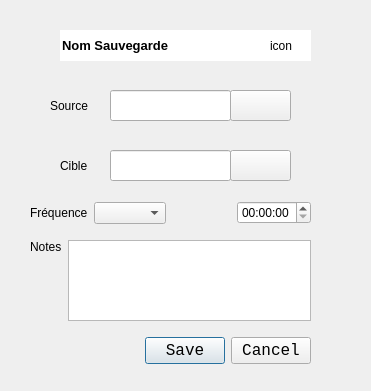
Above: src/views/forms/backupformdialog.ui from LP-ACPI/VerrouYEAH before the change. Below: the same form after it.
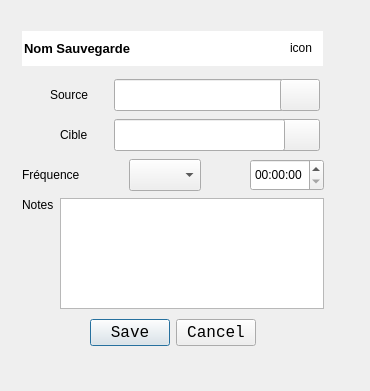
That is the form after the change.

What changed in the file:
```diff
--- a/src/views/forms/backupformdialog.ui
+++ b/src/views/forms/backupformdialog.ui
@@ -6,7 +6,7 @@
    <rect>
     <x>0</x>
     <y>0</y>
-    <width>371</width>
+    <width>370</width>
     <height>391</height>
    </rect>
   </property>
@@ -16,12 +16,18 @@
   <widget class="QLineEdit" name="lineEdit">
    <property name="geometry">
     <rect>
-     <x>60</x>
-     <y>30</y>
-     <width>251</width>
-     <height>31</height>
+     <x>22</x>
+     <y>31</y>
+     <width>301</width>
+     <height>35</height>
     </rect>
    </property>
+   <property name="minimumSize">
+    <size>
+     <width>0</width>
+     <height>35</height>
+    </size>
+   </property>
    <property name="font">
     <font>
      <family>Arial</family>
@@ -43,12 +49,24 @@
   <widget class="QLabel" name="icon">
    <property name="geometry">
     <rect>
-     <x>270</x>
+     <x>290</x>
      <y>30</y>
-     <width>41</width>
-     <height>31</height>
+     <width>35</width>
+     <height>35</height>
     </rect>
    </property>
+   <property name="minimumSize">
+    <size>
+     <width>35</width>
+     <height>35</height>
+    </size>
+   </property>
+   <property name="maximumSize">
+    <size>
+     <width>32</width>
+     <height>32</height>
+    </size>
+   </property>
    <property name="text">
     <string>icon</string>
    </property>
@@ -57,8 +75,8 @@
    <property name="geometry">
     <rect>
      <x>50</x>
-     <y>90</y>
-     <width>51</width>
+     <y>79</y>
+     <width>45</width>
      <height>31</height>
     </rect>
    </property>
@@ -69,35 +87,71 @@
   <widget class="QLineEdit" name="sourceInput">
    <property name="geometry">
     <rect>
-     <x>110</x>
-     <y>90</y>
-     <width>121</width>
-     <height>31</height>
+     <x>114</x>
+     <y>79</y>
+     <width>171</width>
+     <height>32</height>
     </rect>
    </property>
+   <property name="minimumSize">
+    <size>
+     <width>0</width>
+     <height>32</height>
+    </size>
+   </property>
+   <property name="maximumSize">
+    <size>
+     <width>175</width>
+     <height>16777215</height>
+    </size>
+   </property>
   </widget>
   <widget class="QPushButton" name="sourceChoiceButton">
    <property name="geometry">
     <rect>
-     <x>230</x>
-     <y>90</y>
-     <width>61</width>
-     <height>31</height>
+     <x>280</x>
+     <y>79</y>
+     <width>40</width>
+     <height>32</height>
     </rect>
    </property>
+   <property name="minimumSize">
+    <size>
+     <width>0</width>
+     <height>32</height>
+    </size>
+   </property>
+   <property name="sizeIncrement">
+    <size>
+     <width>0</width>
+     <height>0</height>
+    </size>
+   </property>
    <property name="text">
     <string/>
    </property>
+   <property name="iconSize">
+    <size>
+     <width>20</width>
+     <height>20</height>
+    </size>
+   </property>
   </widget>
   <widget class="QPushButton" name="targetChoiceButton">
    <property name="geometry">
     <rect>
-     <x>230</x>
-     <y>150</y>
-     <width>61</width>
-     <height>31</height>
+     <x>280</x>
+     <y>119</y>
+     <width>40</width>
+     <height>32</height>
     </rect>
    </property>
+   <property name="minimumSize">
+    <size>
+     <width>0</width>
+     <height>32</height>
+    </size>
+   </property>
    <property name="text">
     <string/>
    </property>
@@ -105,19 +159,31 @@
   <widget class="QLineEdit" name="targetInput">
    <property name="geometry">
     <rect>
-     <x>110</x>
-     <y>150</y>
-     <width>121</width>
-     <height>31</height>
+     <x>114</x>
+     <y>119</y>
+     <width>171</width>
+     <height>32</height>
     </rect>
    </property>
+   <property name="minimumSize">
+    <size>
+     <width>1</width>
+     <height>32</height>
+    </size>
+   </property>
+   <property name="maximumSize">
+    <size>
+     <width>175</width>
+     <height>16777215</height>
+    </size>
+   </property>
   </widget>
   <widget class="QLabel" name="label_3">
    <property name="geometry">
     <rect>
      <x>60</x>
-     <y>150</y>
-     <width>51</width>
+     <y>119</y>
+     <width>31</width>
      <height>31</height>
     </rect>
    </property>
@@ -128,12 +194,18 @@
   <widget class="QDialogButtonBox" name="saveButtonBox">
    <property name="geometry">
     <rect>
-     <x>30</x>
-     <y>330</y>
-     <width>281</width>
-     <height>41</height>
+     <x>22</x>
+     <y>315</y>
+     <width>301</width>
+     <height>35</height>
     </rect>
    </property>
+   <property name="minimumSize">
+    <size>
+     <width>0</width>
+     <height>35</height>
+    </size>
+   </property>
    <property name="font">
     <font>
      <family>Monospace</family>
@@ -150,16 +222,16 @@
     <set>QDialogButtonBox::Cancel|QDialogButtonBox::Save</set>
    </property>
    <property name="centerButtons">
-    <bool>false</bool>
+    <bool>true</bool>
    </property>
   </widget>
   <widget class="QWidget" name="layoutWidget">
    <property name="geometry">
     <rect>
-     <x>30</x>
-     <y>200</y>
-     <width>281</width>
-     <height>26</height>
+     <x>22</x>
+     <y>158</y>
+     <width>302</width>
+     <height>34</height>
     </rect>
    </property>
    <layout class="QHBoxLayout" name="horizontalLayout">
@@ -171,7 +243,27 @@
      </widget>
     </item>
     <item>
-     <widget class="QComboBox" name="comboBox"/>
+     <spacer name="horizontalSpacer_2">
+      <property name="orientation">
+       <enum>Qt::Horizontal</enum>
+      </property>
+      <property name="sizeHint" stdset="0">
+       <size>
+        <width>40</width>
+        <height>20</height>
+       </size>
+      </property>
+     </spacer>
+    </item>
+    <item>
+     <widget class="QComboBox" name="comboBox">
+      <property name="minimumSize">
+       <size>
+        <width>0</width>
+        <height>32</height>
+       </size>
+      </property>
+     </widget>
     </item>
     <item>
      <spacer name="horizontalSpacer">
@@ -187,17 +279,24 @@
      </spacer>
     </item>
     <item>
-     <widget class="QTimeEdit" name="timeEdit"/>
+     <widget class="QTimeEdit" name="timeEdit">
+      <property name="minimumSize">
+       <size>
+        <width>0</width>
+        <height>32</height>
+       </size>
+      </property>
+     </widget>
     </item>
    </layout>
   </widget>
   <widget class="QWidget" name="layoutWidget">
    <property name="geometry">
     <rect>
-     <x>30</x>
-     <y>240</y>
-     <width>281</width>
-     <height>81</height>
+     <x>22</x>
+     <y>198</y>
+     <width>302</width>
+     <height>111</height>
     </rect>
    </property>
    <layout class="QHBoxLayout" name="horizontalLayout_2">
```
Left out of the diff: 13 changed lines with no effect on the pictures.
